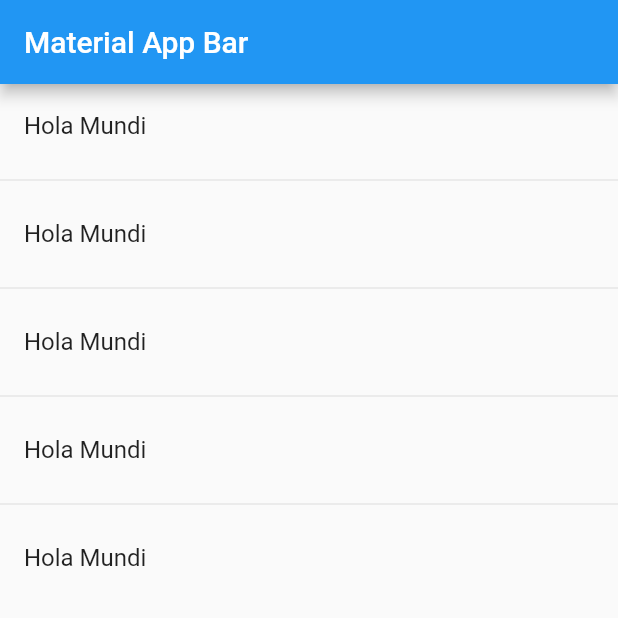
After one commit to mmendoza/componentes, a Flutter app: the screen it shows after launch, on a phone screen of 412 x 824 dp, the top half of it. The commit adds this screen. Run offline on Flutter 3.47's test engine with Material 2 defaults, Android fonts, the phone set to English and light mode, and no system bars.

Commit message:
nuevo 14-ene-21

```diff
--- a/lib/main.dart
+++ b/lib/main.dart
@@ -1,5 +1,6 @@
 import 'package:flutter/material.dart';
 
+import 'package:componentes/src/pages/home_page.dart';
 import 'package:componentes/src/pages/home_temp.dart';
 
 void main() => runApp(MyApp());
@@ -10,7 +11,8 @@ class MyApp extends StatelessWidget {
     return MaterialApp(
       title: 'Material App',
       debugShowCheckedModeBanner: false,
-      home: HomePageTemp(),
+      //home: HomePageTemp(),
+      home: HomePage(),
     );
   }
 }
--- /dev/null
+++ b/lib/src/pages/home_page.dart
@@ -0,0 +1,35 @@
+import 'package:flutter/material.dart';
+
+import 'package:componentes/providers/menu_provider.dart';
+
+class HomePage extends StatelessWidget {
+  @override
+  Widget build(BuildContext context) {
+    return Scaffold(
+        appBar: AppBar(
+          title: Text('Material App Bar'),
+        ),
+        body: _lista());
+  }
+
+  Widget _lista() {
+    print(menuProvider.opciones);
+    return ListView(
+      children: _listaItems(),
+    );
+  }
+
+  List<Widget> _listaItems() {
+    return [
+      ListTile(title: Text('Hola Mundi')),
+      Divider(),
+      ListTile(title: Text('Hola Mundi')),
+      Divider(),
+      ListTile(title: Text('Hola Mundi')),
+      Divider(),
+      ListTile(title: Text('Hola Mundi')),
+      Divider(),
+      ListTile(title: Text('Hola Mundi')),
+    ];
+  }
+}
--- a/pubspec.yaml
+++ b/pubspec.yaml
@@ -45,8 +45,8 @@ flutter:
   uses-material-design: true
 
   # To add assets to your application, add an assets section, like this:
-  # assets:
-  #   - images/a_dot_burr.jpeg
+  assets:
+     - data/menu_opts.json
   #   - images/a_dot_ham.jpeg
 
   # An image asset can refer to one or more resolution-specific "variants", see
```
Also changed, not shown: data/menu_opts.json (added, +20 -0 lines), lib/providers/menu_provider.dart (added, +17 -0 lines).
